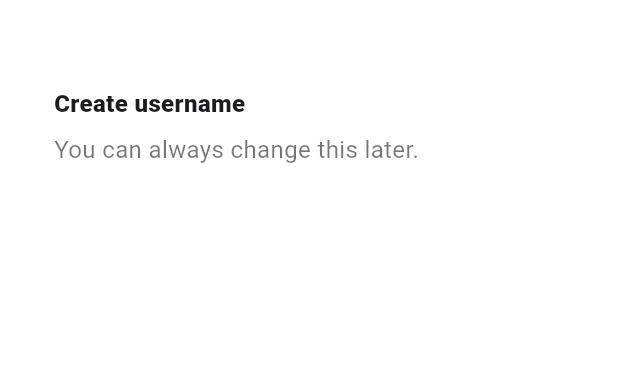
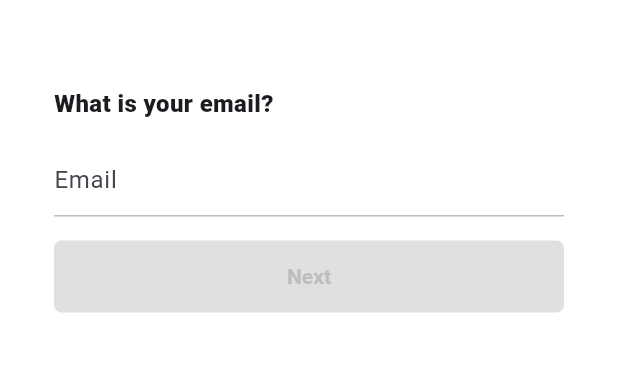
Before and after one commit to generation21/flutter_study_tiktok_clone, a Flutter app: the EmailScreen screen opened directly, on a phone screen of 412 x 824 dp, the part 58-430 px from its top. Run offline on Flutter 3.47's test engine with Material 3 defaults, Android fonts, the phone set to English and light mode, and no system bars; our stand-ins replace font_awesome_flutter.

Commit message:
feat: convert EmailScreen to StatefulWidget, implement email input handling, and integrate FormButton for dynamic state management

```diff
--- a/lib/features/authentication/email_screen.dart
+++ b/lib/features/authentication/email_screen.dart
@@ -1,9 +1,36 @@
 import 'package:flutter/material.dart';
 import 'package:tiktok/constants/gaps.dart';
 import 'package:tiktok/constants/sizes.dart';
+import 'package:tiktok/features/authentication/widgets/form_button.dart';
 
-class EmailScreen extends StatelessWidget {
+class EmailScreen extends StatefulWidget {
   const EmailScreen({super.key});
+
+  @override
+  State<EmailScreen> createState() => _EmailScreenState();
+}
+
+class _EmailScreenState extends State<EmailScreen> {
+  final TextEditingController _emailController = TextEditingController();
+
+  String _email = "";
+
+  @override
+  void initState() {
+    super.initState();
+
+    _emailController.addListener(() {
+      setState(() {
+        _email = _emailController.text;
+      });
+    });
+  }
+
+  @override
+  void dispose() {
+    _emailController.dispose();
+    super.dispose();
+  }
 
   @override
   Widget build(BuildContext context) {
@@ -13,27 +40,39 @@ class EmailScreen extends StatelessWidget {
           "Sign up",
         ),
       ),
-      body: const Padding(
-        padding: EdgeInsets.symmetric(horizontal: Sizes.size36),
+      body: Padding(
+        padding: const EdgeInsets.symmetric(horizontal: Sizes.size36),
         child: Column(
           crossAxisAlignment: CrossAxisAlignment.start,
           children: [
             Gaps.v40,
-            Text(
-              "Create username",
+            const Text(
+              "What is your email?",
               style: TextStyle(
                 fontSize: Sizes.size16,
                 fontWeight: FontWeight.w800,
               ),
             ),
-            Gaps.v8,
-            Text(
-              "You can always change this later.",
-              style: TextStyle(
-                fontSize: Sizes.size16,
-                color: Colors.black54,
+            Gaps.v16,
+            TextField(
+              controller: _emailController,
+              decoration: InputDecoration(
+                hintText: "Email",
+                enabledBorder: UnderlineInputBorder(
+                  borderSide: BorderSide(
+                    color: Colors.grey.shade400,
+                  ),
+                ),
+                focusedBorder: UnderlineInputBorder(
+                  borderSide: BorderSide(
+                    color: Colors.grey.shade400,
+                  ),
+                ),
               ),
-            )
+              cursorColor: Theme.of(context).primaryColor,
+            ),
+            Gaps.v16,
+            FormButton(disabled: _email.isEmpty),
           ],
         ),
       ),
```
